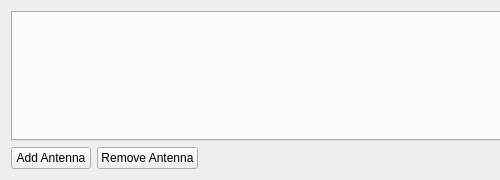
zsteva/backup-minos2, file mqt/MqtRotator/setupdialog.ui: the form before one commit; both pictures show x 0 to 500 and y 0 to 180 of the 873 by 180 pixel window.
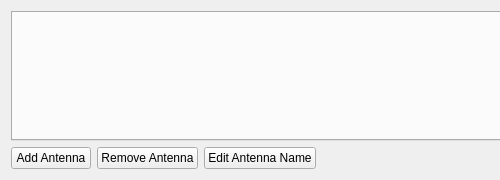
The form after the commit.

Commit message: remove antenna

```diff
--- a/mqt/MqtRotator/setupdialog.ui
+++ b/mqt/MqtRotator/setupdialog.ui
@@ -43,6 +43,13 @@
        </property>
       </widget>
      </item>
+     <item>
+      <widget class="QPushButton" name="editAntName">
+       <property name="text">
+        <string>Edit Antenna Name</string>
+       </property>
+      </widget>
+     </item>
      <item>
       <spacer name="horizontalSpacer">
        <property name="orientation">
```
The commit also changes 5 other files.
